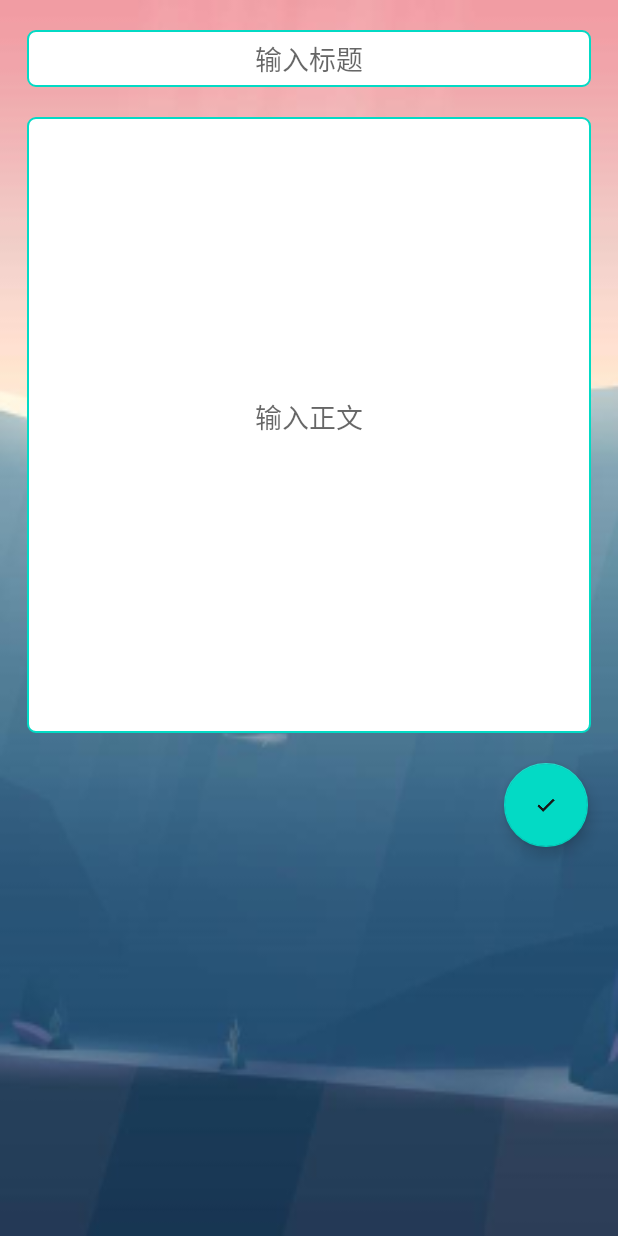
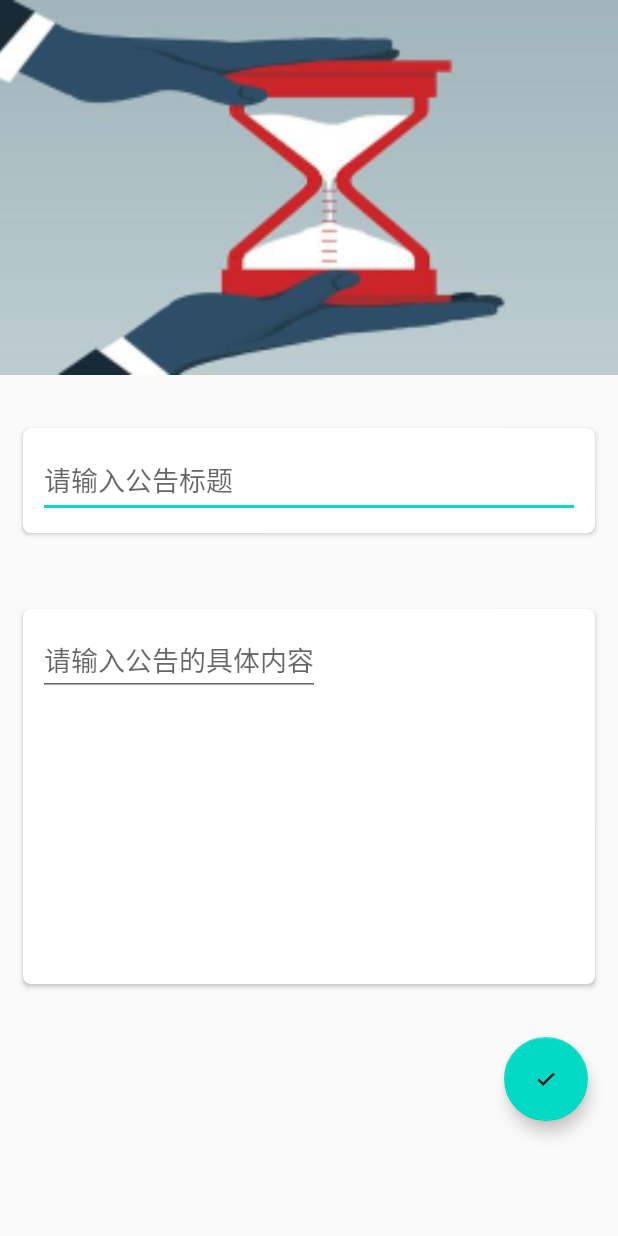
Before and after one commit to littebuns/dangdang, an Android app: the AddScheduleActivity screen opened directly, with no data from a screen before it, on a phone screen of 412 x 824 dp. Run offline under Robolectric (Android 15) with nearby library versions, the phone set to English and light mode, and no system bars; libraries missing offline, so code that uses them is left out: org.litepal, org.litepal.crud, pub.devrel.easypermissions; network calls fail; 1 statement that could not run was skipped.

Commit message:
优化了添加公告的UI

```diff
--- a/app/src/main/java/com/example/litepaltest/Dao/DataDao.java
+++ b/app/src/main/java/com/example/litepaltest/Dao/DataDao.java
@@ -174,8 +174,8 @@ public class DataDao extends BaseDao{
 
     //发布公告
     public void addNews(News news){
-        String sql = "insert into news (title,content) VALUES (?,?)  ";
-        Object [] objects = {news.getTitle(),news.getContent()};
+        String sql = "insert into news (title,content,pricture) VALUES (?,?,?)  ";
+        Object [] objects = {news.getTitle(),news.getContent(),news.getPrictureUrl()};
         toUpdate(sql,objects);
     }
 
--- a/app/src/main/java/com/example/litepaltest/activity/AddScheduleActivity.java
+++ b/app/src/main/java/com/example/litepaltest/activity/AddScheduleActivity.java
@@ -9,7 +9,10 @@ import androidx.core.content.ContextCompat;
 import android.Manifest;
 import android.content.Intent;
 import android.content.pm.PackageManager;
+import android.graphics.Bitmap;
+import android.graphics.BitmapFactory;
 import android.os.Bundle;
+import android.util.Base64;
 import android.view.View;
 import android.widget.Button;
 import android.widget.EditText;
@@ -27,6 +30,8 @@ import com.google.android.material.floatingactionbutton.FloatingActionButton;
 
 import org.litepal.LitePal;
 
+import java.io.ByteArrayOutputStream;
+import java.io.IOException;
 import java.util.List;
 
 import pub.devrel.easypermissions.EasyPermissions;
@@ -47,7 +52,7 @@ public class AddScheduleActivity extends BaseActivity implements View.OnClickLis
         super.onCreate(savedInstanceState);
         setContentView(R.layout.activity_add_schedule);
 //        Button chooseFromAlbm = (Button) findViewById(R.id.get_photo);
-        imageView = findViewById(R.id.picture);
+//        imageView = findViewById(R.id.picture);
 //        Button saveNews = (Button) findViewById(R.id.save_news);
 //        saveNews.setOnClickListener(this);
 //        chooseFromAlbm.setOnClickListener(this);
@@ -71,14 +76,14 @@ public class AddScheduleActivity extends BaseActivity implements View.OnClickLis
     @Override
     public void onClick(View view){
         int id = view.getId();
-        switch (id){
+//        switch (id){
 //            case R.id.get_photo:
 //                getPermission();
 //                goPhotoAlbum();
 //                break;
-//            case R.id.save_news:
-//                saveNews();
-        }
+////            case R.id.save_news:
+////                saveNews();
+//        }
     }
 
     public void saveNews(){
@@ -86,6 +91,21 @@ public class AddScheduleActivity extends BaseActivity implements View.OnClickLis
         newsContentEdit = (EditText) findViewById(R.id.news_content);
         String title = newsTitleEdit.getText().toString();
         String content = newsContentEdit.getText().toString();
+
+//        //进行图片的存储
+//        Bitmap bitmap = BitmapFactory.decodeFile(photoPath);
+//        ByteArrayOutputStream outputStream = new ByteArrayOutputStream();
+//        bitmap.compress(Bitmap.CompressFormat.PNG,50,outputStream);
+//        try {
+//            outputStream.flush();
+//            outputStream.close();
+//        } catch (IOException e) {
+//            e.printStackTrace();
+//        }
+//        //将获取到的outputstream转换成byte数组
+//        byte[] bytes = outputStream.toByteArray();
+//        //android.util包下有Base64工具类，直接调用，格式选择Base64.DEFAULT即可
+//        String str = Base64.encodeToString(bytes, Base64.DEFAULT);
         news.setTitle(title);
         news.setContent(content);
         news.setPrictureUrl(photoPath);
--- a/app/src/main/res/layout/activity_add_schedule.xml
+++ b/app/src/main/res/layout/activity_add_schedule.xml
@@ -1,47 +1,91 @@
 <?xml version="1.0" encoding="utf-8"?>
-<RelativeLayout xmlns:android="http://schemas.android.com/apk/res/android"
+<androidx.coordinatorlayout.widget.CoordinatorLayout xmlns:android="http://schemas.android.com/apk/res/android"
     xmlns:app="http://schemas.android.com/apk/res-auto"
     xmlns:tools="http://schemas.android.com/tools"
     android:layout_width="match_parent"
     android:layout_height="match_parent"
-    android:orientation="vertical"
-    android:background="@drawable/background1"
-    tools:context=".activity.AddScheduleActivity">
+    tools:context=".activity.NewsActivity">
+
+    <com.google.android.material.appbar.AppBarLayout
+        android:id="@+id/add_approve_Bar"
+        android:layout_width="match_parent"
+        android:layout_height="250dp"
+        >
+
+        <com.google.android.material.appbar.CollapsingToolbarLayout
+            android:id="@+id/add_approve_toolbar"
+            android:layout_width="match_parent"
+            android:layout_height="match_parent"
+            android:theme="@style/ThemeOverlay.AppCompat.Dark.ActionBar"
+            app:contentScrim="?attr/colorPrimary"
+            app:layout_scrollFlags="scroll|exitUntilCollapsed">
+
+            <ImageView
+                android:id="@+id/admin_schedule_imageView"
+                android:layout_width="match_parent"
+                android:layout_height="match_parent"
+                android:scaleType="centerCrop"
+                android:src="@drawable/addapprove"
+                app:layout_collapseMode="parallax"/>
+
+            <androidx.appcompat.widget.Toolbar
+                android:id="@+id/add_approve_toolbar1"
+                android:layout_width="match_parent"
+                android:layout_height="?attr/actionBarSize"
+                app:layout_collapseMode="pin"/>
+
+
+        </com.google.android.material.appbar.CollapsingToolbarLayout>
+
+    </com.google.android.material.appbar.AppBarLayout>
+
+    <androidx.core.widget.NestedScrollView
+        android:layout_width="match_parent"
+        android:layout_height="match_parent"
+        app:layout_behavior="@string/appbar_scrolling_view_behavior">
 
         <LinearLayout
+            android:orientation="vertical"
             android:layout_width="match_parent"
-        android:layout_height="wrap_content"
-        android:orientation="vertical"
-        >
+            android:layout_height="wrap_content">
 
-       <LinearLayout
-           android:layout_marginTop="20dp"
+            <androidx.cardview.widget.CardView
                 android:layout_width="match_parent"
-        android:layout_height="wrap_content"
-        style="@style/InputBoxStyle"
-        >
+                android:layout_height="70dp"
+                android:layout_marginBottom="15dp"
+                android:layout_marginLeft="15dp"
+                android:layout_marginRight="15dp"
+                android:layout_marginTop="35dp"
+                app:cardCornerRadius="5dp">
+
                 <EditText
                     android:id="@+id/news_title"
-            android:layout_width="wrap_content"
-            android:layout_height="wrap_content"
-            android:hint="输入标题"
-            style="@style/EditTextStyle"/>
-    </LinearLayout>
+                    android:layout_width="match_parent"
+                    android:layout_height="match_parent"
+                    android:hint="请输入公告标题"
+                    android:layout_margin="10dp"/>
 
-        <LinearLayout
-            android:layout_marginTop="20dp"
+
+            </androidx.cardview.widget.CardView>
+
+            <androidx.cardview.widget.CardView
                 android:layout_width="match_parent"
-            android:layout_height="wrap_content"
-            style="@style/InputBoxStyle"
-            >
+                android:layout_height="250dp"
+                android:layout_marginBottom="15dp"
+                android:layout_marginLeft="15dp"
+                android:layout_marginRight="15dp"
+                android:layout_marginTop="35dp"
+                app:cardCornerRadius="5dp">
+
                 <EditText
                     android:id="@+id/news_content"
                     android:layout_width="wrap_content"
-                android:layout_height="400dp"
-                android:layout_gravity="left"
-                android:hint="输入正文"
-                style="@style/EditTextStyle"/>
-        </LinearLayout>
+                    android:layout_height="wrap_content"
+                    android:hint="请输入公告的具体内容"
+                    android:layout_margin="10dp"/>
+
+
+            </androidx.cardview.widget.CardView>
 
             <com.google.android.material.floatingactionbutton.FloatingActionButton
                 android:id="@+id/user_manage_add_button"
@@ -53,11 +97,63 @@
 
         </LinearLayout>
 
+    </androidx.core.widget.NestedScrollView>
 
+</androidx.coordinatorlayout.widget.CoordinatorLayout>
+    <!--<?xml version="1.0" encoding="utf-8"?>-->
+<!--<RelativeLayout xmlns:android="http://schemas.android.com/apk/res/android"-->
+<!--    xmlns:app="http://schemas.android.com/apk/res-auto"-->
+<!--    xmlns:tools="http://schemas.android.com/tools"-->
+<!--    android:layout_width="match_parent"-->
+<!--    android:layout_height="match_parent"-->
+<!--    android:orientation="vertical"-->
+<!--    android:background="@drawable/background1"-->
+<!--    tools:context=".activity.AddScheduleActivity">-->
 
+<!--    <LinearLayout-->
+<!--        android:layout_width="match_parent"-->
+<!--        android:layout_height="wrap_content"-->
+<!--        android:orientation="vertical"-->
+<!--        >-->
 
+<!--       <LinearLayout-->
+<!--           android:layout_marginTop="20dp"-->
+<!--        android:layout_width="match_parent"-->
+<!--        android:layout_height="wrap_content"-->
+<!--        style="@style/InputBoxStyle"-->
+<!--        >-->
+<!--        <EditText-->
+<!--            android:id="@+id/news_title"-->
+<!--            android:layout_width="wrap_content"-->
+<!--            android:layout_height="wrap_content"-->
+<!--            android:hint="输入标题"-->
+<!--            style="@style/EditTextStyle"/>-->
+<!--    </LinearLayout>-->
 
+<!--        <LinearLayout-->
+<!--            android:layout_marginTop="20dp"-->
+<!--            android:layout_width="match_parent"-->
+<!--            android:layout_height="wrap_content"-->
+<!--            style="@style/InputBoxStyle"-->
+<!--            >-->
+<!--            <EditText-->
+<!--                android:id="@+id/news_content"-->
+<!--                android:layout_width="wrap_content"-->
+<!--                android:layout_height="400dp"-->
+<!--                android:layout_gravity="left"-->
+<!--                android:hint="输入正文"-->
+<!--                style="@style/EditTextStyle"/>-->
+<!--        </LinearLayout>-->
 
+<!--        <com.google.android.material.floatingactionbutton.FloatingActionButton-->
+<!--            android:id="@+id/user_manage_add_button"-->
+<!--            android:layout_width="wrap_content"-->
+<!--            android:layout_height="wrap_content"-->
+<!--            android:layout_margin="20dp"-->
+<!--            android:layout_gravity="bottom|end"-->
+<!--            android:src="@drawable/yes"/>-->
+
+<!--    </LinearLayout>-->
 
 <!--    <Button-->
 <!--        android:id="@+id/get_photo"-->
@@ -69,31 +165,22 @@
 <!--        android:layout_alignParentBottom="true"-->
 <!--        />-->
 
-<!--    <Button-->
-<!--        android:id="@+id/save_news"-->
-<!--        android:layout_width="120dp"-->
+<!--&lt;!&ndash;    <Button&ndash;&gt;-->
+<!--&lt;!&ndash;        android:id="@+id/save_news"&ndash;&gt;-->
+<!--&lt;!&ndash;        android:layout_width="120dp"&ndash;&gt;-->
+<!--&lt;!&ndash;        android:layout_height="wrap_content"&ndash;&gt;-->
+<!--&lt;!&ndash;        android:layout_marginLeft="150dp"&ndash;&gt;-->
+<!--&lt;!&ndash;        android:layout_marginBottom="60dp"&ndash;&gt;-->
+<!--&lt;!&ndash;        android:text="发布公告"&ndash;&gt;-->
+<!--&lt;!&ndash;        android:layout_alignParentBottom="true"&ndash;&gt;-->
+<!--&lt;!&ndash;        />&ndash;&gt;-->
+<!--    -->
+<!--    <ImageView-->
+
+<!--        android:id="@+id/picture"-->
+<!--        android:layout_width="wrap_content"-->
 <!--        android:layout_height="wrap_content"-->
-<!--        android:layout_marginLeft="150dp"-->
-<!--        android:layout_marginBottom="60dp"-->
-<!--        android:text="发布公告"-->
-<!--        android:layout_alignParentBottom="true"-->
+<!--        android:layout_gravity="center_horizontal"-->
 <!--        />-->
 
-
-
-
-
-
-
-    <ImageView
-        android:visibility="gone"
-        android:id="@+id/picture"
-        android:layout_width="wrap_content"
-        android:layout_height="wrap_content"
-        android:layout_gravity="center_horizontal"
-        />
-
-
-
-
-</RelativeLayout>
+<!--</RelativeLayout>-->
```
Lines whose indentation alone changed are shown as unchanged.
